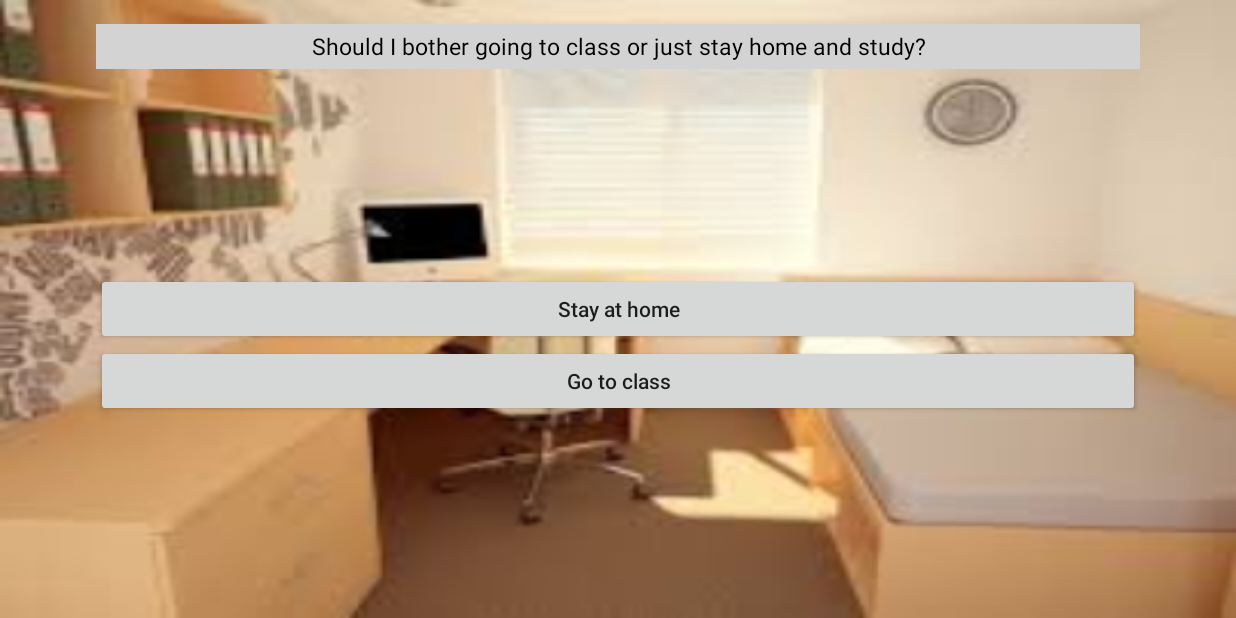
After one commit to TheBaconLatte/cs385, an Android app: the house screen opened directly, with no data from a screen before it, on a phone screen of 824 x 412 dp (held sideways). The commit adds this screen. Run offline under Robolectric (Android 15) with nearby library versions, the phone set to English and light mode, and no system bars.

Commit message:
Added code to automatically play music on splash screen. Also added a house.java file to allow users to choose between staying home or going to class.

```diff
--- /dev/null
+++ b/GroupProjectTest/app/src/main/java/com/example/kerrie_ann/groupprojecttest/house.java
@@ -0,0 +1,33 @@
+package com.example.kerrie_ann.groupprojecttest;
+
+import android.support.v7.app.AppCompatActivity;
+import android.os.Bundle;
+import android.view.View;
+import android.widget.Button;
+
+public class house extends AppCompatActivity {
+    int attendance=1; //keeps track of how many days student attended class
+    Button stay, school;
+
+    @Override
+    protected void onCreate(Bundle savedInstanceState) {
+        super.onCreate(savedInstanceState);
+        setContentView(R.layout.activity_house);
+
+        Button stay = (Button) findViewById(R.id.stay);
+        Button school = (Button) findViewById(R.id.school);
+
+        stay.setOnClickListener(new View.OnClickListener(){
+            public void onClick(View m){
+                //insert code here to redirect user to next day
+            }
+        });
+
+        school.setOnClickListener(new View.OnClickListener(){
+            public void onClick(View n){
+                attendance++;
+                //insert code here to redirect to next day
+            }
+        });
+    }
+}
--- /dev/null
+++ b/GroupProjectTest/app/src/main/res/layout/activity_house.xml
@@ -0,0 +1,42 @@
+<?xml version="1.0" encoding="utf-8"?>
+<RelativeLayout xmlns:android="http://schemas.android.com/apk/res/android"
+    xmlns:tools="http://schemas.android.com/tools"
+    android:id="@+id/activity_house"
+    android:layout_width="match_parent"
+    android:layout_height="match_parent"
+    android:paddingBottom="@dimen/activity_vertical_margin"
+    android:paddingLeft="@dimen/activity_horizontal_margin"
+    android:paddingRight="@dimen/activity_horizontal_margin"
+    android:paddingTop="@dimen/activity_vertical_margin"
+    android:background="@drawable/house"
+    tools:context="com.example.kerrie_ann.groupprojecttest.house">
+
+    <TextView
+        android:layout_width="match_parent"
+        android:layout_height="30dp"
+        android:text="@string/choice"
+        android:layout_centerHorizontal="true"
+        android:background="#D3D3D3"
+        android:textSize="15dp"
+        android:gravity="center"
+        android:textColor="#000000"
+        />
+
+    <Button
+        android:layout_width="match_parent"
+        android:layout_height="wrap_content"
+        android:layout_centerHorizontal="true"
+        android:layout_centerVertical="true"
+        android:text="@string/home"
+        android:textAllCaps="false"
+        android:id="@+id/stay"
+        />
+    <Button
+        android:layout_width="match_parent"
+        android:layout_height="wrap_content"
+        android:layout_below="@+id/stay"
+        android:textAllCaps="false"
+        android:id="@+id/school"
+        android:text="@string/school"/>
+
+</RelativeLayout>
--- a/GroupProjectTest/app/src/main/res/values/strings.xml
+++ b/GroupProjectTest/app/src/main/res/values/strings.xml
@@ -4,4 +4,7 @@
     <string name="instructions">Get your sensei to notice you! Attend classes and pay attention to what he says to gain his favour and get that sweet, sweet reference for your CV!</string>
     <string name="greeting">Welcome to your class on Java!</string>
     <string name="next">Next</string>
+    <string name="choice">Should I bother going to class or just stay home and study?</string>
+    <string name="home">Stay at home</string>
+    <string name="school">Go to class</string>
 </resources>
```
Also changed, not shown: GroupProjectTest/app/src/main/AndroidManifest.xml (+5 -2 lines), GroupProjectTest/app/src/main/java/com/example/kerrie_ann/groupprojecttest/MainActivity.java (+23 -0 lines), GroupProjectTest/app/src/main/java/com/example/kerrie_ann/groupprojecttest/gamePage1.java (+5 -4 lines), GroupProjectTest/app/src/main/res/drawable/house.jpg (added), 1 other file.
